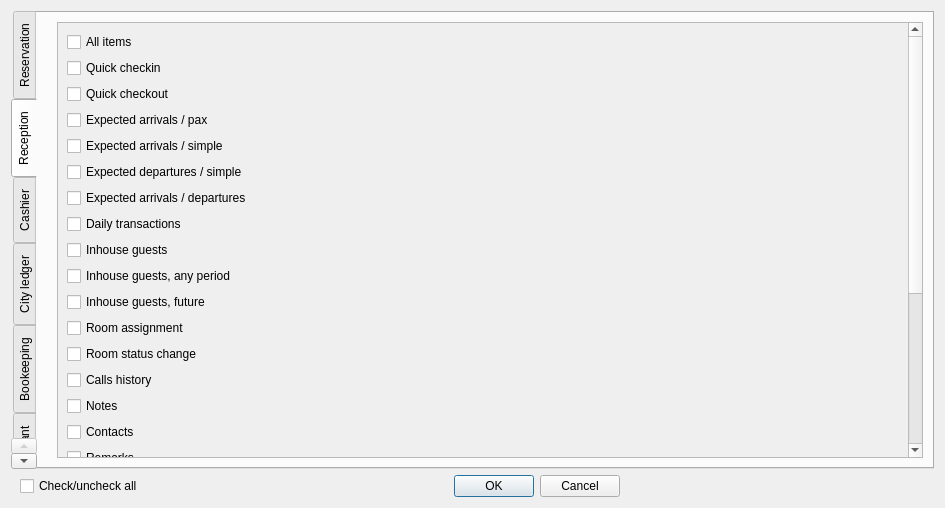
Old version of the form Resort/dlguserrights.ui in the repository End1-1/Resort.
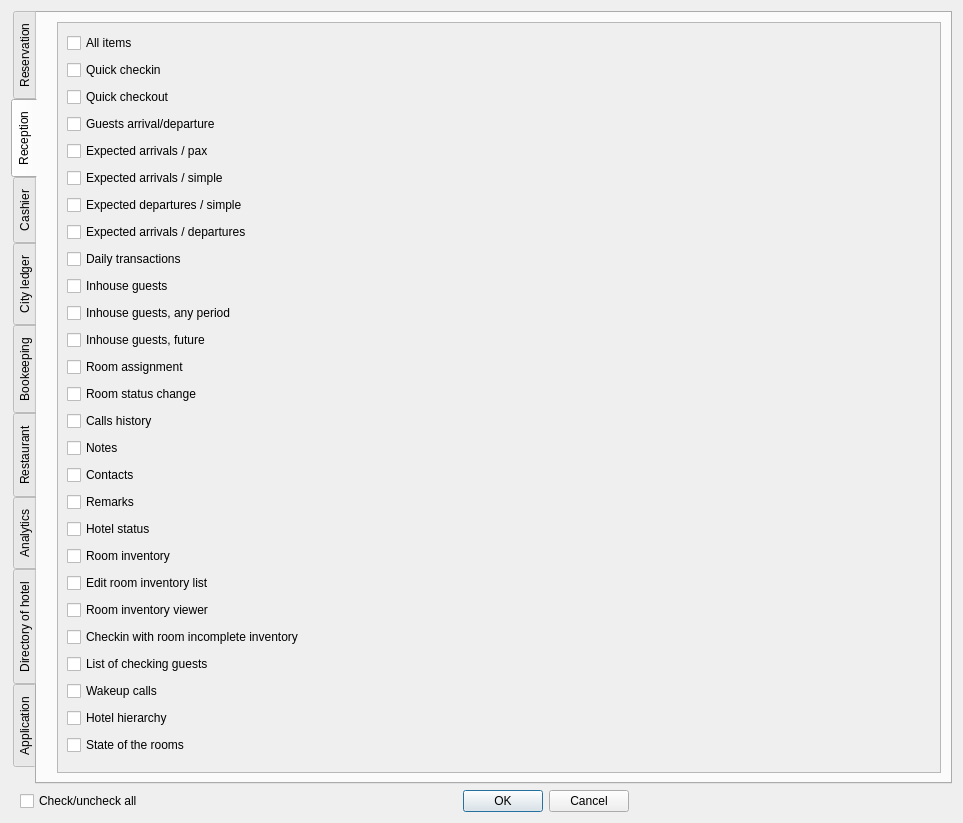
New version of the form. The open tabs and pages were chosen to show the change. Custom widgets are drawn as their Qt base class.

Diff of the .ui file:
```diff
--- a/Resort/dlguserrights.ui
+++ b/Resort/dlguserrights.ui
@@ -6,8 +6,8 @@
    <rect>
     <x>0</x>
     <y>0</y>
-    <width>945</width>
-    <height>505</height>
+    <width>963</width>
+    <height>823</height>
    </rect>
   </property>
   <property name="sizePolicy">
@@ -287,8 +287,8 @@
            <rect>
             <x>0</x>
             <y>0</y>
-            <width>853</width>
-            <height>610</height>
+            <width>884</width>
+            <height>751</height>
            </rect>
           </property>
           <layout class="QVBoxLayout" name="verticalLayout_13">
@@ -322,6 +322,16 @@
              </property>
             </widget>
            </item>
+           <item>
+            <widget class="EQCheckBox" name="chGuestArrivalDeparture">
+             <property name="text">
+              <string>Guests arrival/departure</string>
+             </property>
+             <property name="Tag" stdset="0">
+              <number>152</number>
+             </property>
+            </widget>
+           </item>
            <item>
             <widget class="EQCheckBox" name="chExpectedArrivalsPax">
              <property name="text">
```
Left out of the diff: 12 changed lines with no effect on the pictures.
